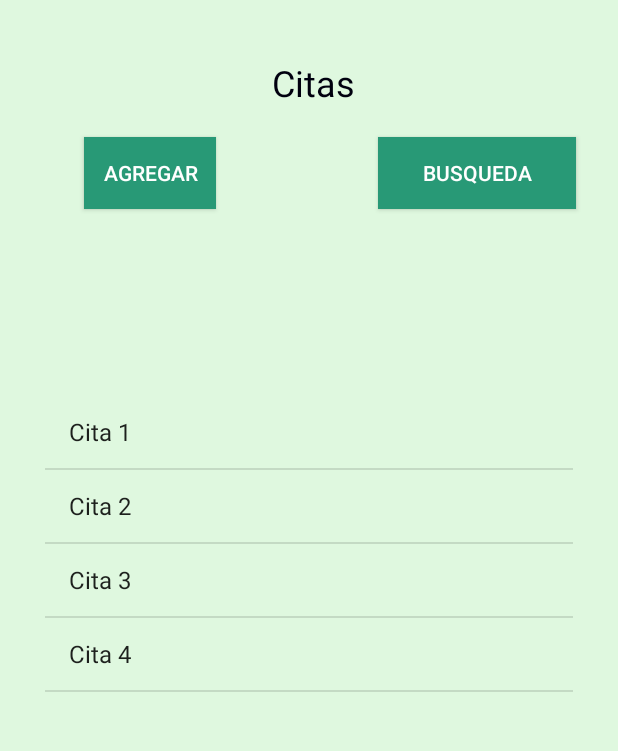
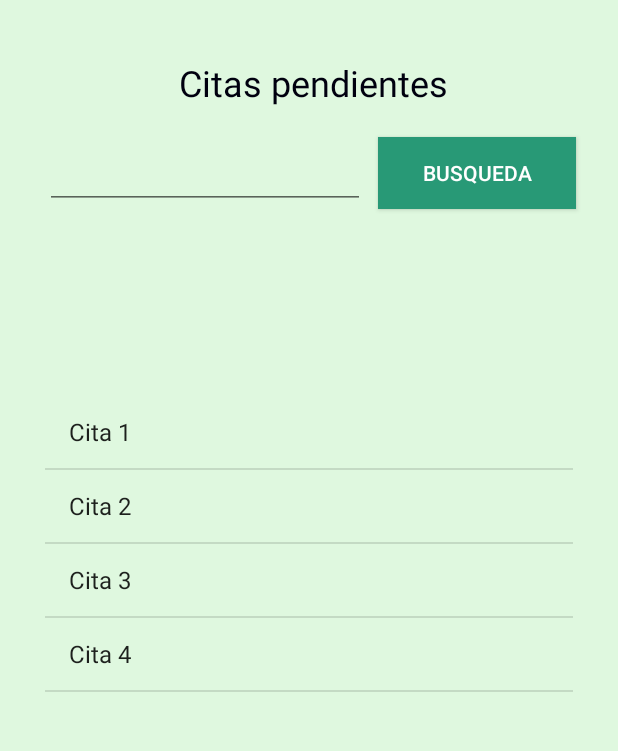
Before and after one commit to Samlmld/BYRN, an Android app: the fragment CitasFragment placed in its activity, in the side drawer, after a tap on "Citas", on a phone screen of 412 x 824 dp, the part 84-835 px from its top. Run offline under Robolectric (Android 15) with nearby library versions, the phone set to English and light mode, and no system bars; our stand-ins replace navigation-ui.

Commit message:
Pequeña modificacion

```diff
--- a/app/src/main/java/com/example/byrn/CitasFragment.java
+++ b/app/src/main/java/com/example/byrn/CitasFragment.java
@@ -32,7 +32,7 @@ public class CitasFragment extends Fragment {
     private static final String ARG_PARAM1 = "param1";
     private static final String ARG_PARAM2 = "param2";
 
-    Button btnAgregarCita,btnBusquedaCita;
+    Button btnBusquedaCita;
 
     // TODO: Rename and change types of parameters
     private String mParam1;
@@ -78,7 +78,6 @@ public class CitasFragment extends Fragment {
         View vista = inflater.inflate(R.layout.fragment_citas, container, false);
 
         // Botones
-        btnAgregarCita = vista.findViewById(R.id.btnAgregarCita);
         btnBusquedaCita = vista.findViewById(R.id.btnBusquedaCita);
 
         String[] data = {"Cita 1","Cita 2","Cita 3","Cita 4"};
@@ -92,6 +91,7 @@ public class CitasFragment extends Fragment {
             @Override
             public void onItemClick(AdapterView<?> parent, View view, int position, long id) {
                 Intent v = new Intent(getActivity(), DetallesCita.class);
+
                 startActivity(v);
             }
         });
--- a/app/src/main/java/com/example/byrn/DetallesCita.java
+++ b/app/src/main/java/com/example/byrn/DetallesCita.java
@@ -3,12 +3,24 @@ package com.example.byrn;
 import androidx.appcompat.app.AppCompatActivity;
 
 import android.os.Bundle;
+import android.view.View;
+import android.widget.Button;
 
 public class DetallesCita extends AppCompatActivity {
+    Button btnRegresar;
 
     @Override
     protected void onCreate(Bundle savedInstanceState) {
         super.onCreate(savedInstanceState);
         setContentView(R.layout.activity_detalles_cita);
+
+        btnRegresar = (Button) findViewById(R.id.btnRegresarCita);
+
+        btnRegresar.setOnClickListener(new View.OnClickListener() {
+            @Override
+            public void onClick(View v) {
+                onBackPressed();
+            }
+        });
     }
 }
--- a/app/src/main/res/layout/activity_detalles_cita.xml
+++ b/app/src/main/res/layout/activity_detalles_cita.xml
@@ -47,7 +47,7 @@
         app:layout_constraintVertical_bias="0.617" />
 
     <Button
-        android:id="@+id/btnEliminar"
+        android:id="@+id/btnRechazarcita"
         android:layout_width="wrap_content"
         android:layout_height="wrap_content"
         android:background="@android:color/holo_red_dark"
@@ -61,7 +61,7 @@
         app:layout_constraintVertical_bias="0.939" />
 
     <Button
-        android:id="@+id/btnEditarPropiedad"
+        android:id="@+id/btnAceptarCita"
         android:layout_width="wrap_content"
         android:layout_height="wrap_content"
         android:background="#289976"
@@ -110,7 +110,7 @@
         app:layout_constraintVertical_bias="0.083" />
 
     <Button
-        android:id="@+id/btnRegresar"
+        android:id="@+id/btnRegresarCita"
         android:layout_width="33dp"
         android:layout_height="30dp"
         android:background="@drawable/r"
--- a/app/src/main/res/layout/fragment_citas.xml
+++ b/app/src/main/res/layout/fragment_citas.xml
@@ -23,7 +23,7 @@
             android:id="@+id/textView21"
             android:layout_width="wrap_content"
             android:layout_height="wrap_content"
-            android:text=" Citas"
+            android:text=" Citas pendientes"
             android:textColor="#00000F"
             android:textSize="24sp"
             app:layout_constraintBottom_toBottomOf="parent"
@@ -57,19 +57,18 @@
             app:layout_constraintTop_toTopOf="parent"
             app:layout_constraintVertical_bias="0.19" />
 
-        <Button
-            android:id="@+id/btnAgregarCita"
+        <EditText
+            android:id="@+id/etBusquedaCita"
             android:layout_width="wrap_content"
             android:layout_height="wrap_content"
-            android:background="@color/Boton"
-            android:text="Agregar"
-            android:textColor="@color/colorAccent"
+            android:ems="10"
+            android:inputType="textPersonName"
             app:layout_constraintBottom_toBottomOf="parent"
             app:layout_constraintEnd_toEndOf="parent"
-            app:layout_constraintHorizontal_bias="0.173"
+            app:layout_constraintHorizontal_bias="0.151"
             app:layout_constraintStart_toStartOf="parent"
             app:layout_constraintTop_toTopOf="parent"
-            app:layout_constraintVertical_bias="0.19" />
+            app:layout_constraintVertical_bias="0.193" />
 
     </androidx.constraintlayout.widget.ConstraintLayout>
 
```
